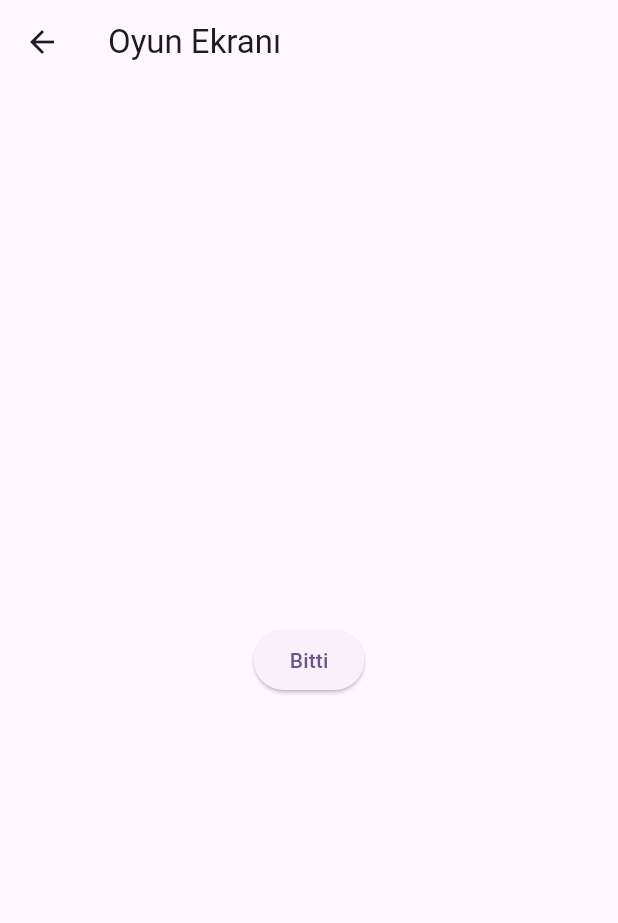
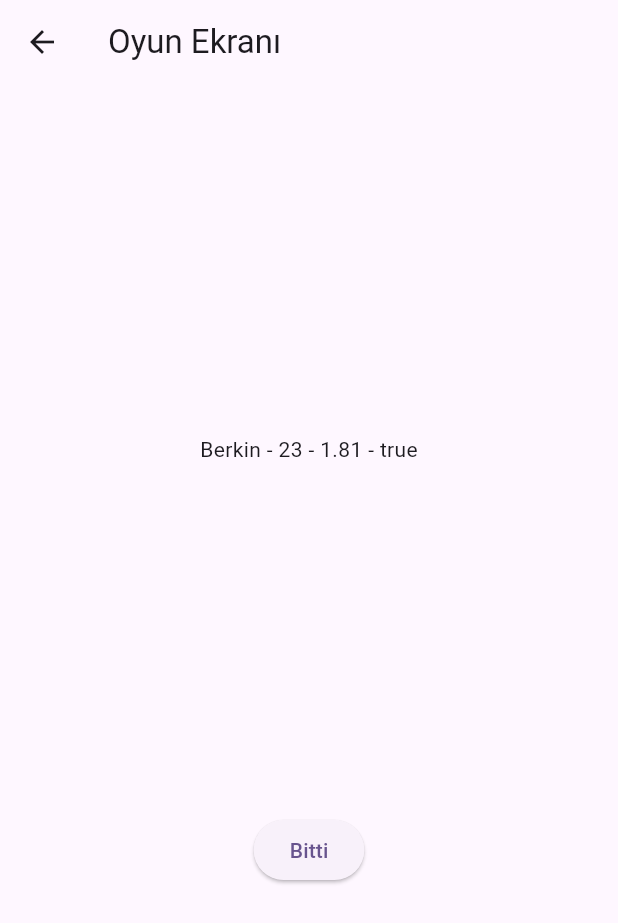
Before and after one commit to bberkint/flutter_bootcamp, a Flutter app: the screen it shows after launch, after a tap on "Başla", on a phone screen of 412 x 824 dp. Shown: the top 923 px of the screen. Run offline on Flutter 3.47's test engine with Material 2 defaults, Android fonts, the phone set to English and light mode, and no system bars; generated files the repository leaves out were written again.

Commit message:
Day 6 Data Transferring Between Pages

```diff
--- a/calisma_yapisi/calisma_yapisi/lib/anasayfa.dart
+++ b/calisma_yapisi/calisma_yapisi/lib/anasayfa.dart
@@ -1,3 +1,4 @@
+import 'package:calisma_yapisi/kisiler.dart';
 import 'package:calisma_yapisi/oyun_ekrani.dart';
 import 'package:flutter/material.dart';
 
@@ -33,10 +34,14 @@ class _AnasayfaState extends State<Anasayfa> {
             ),
             ElevatedButton(
               onPressed: () {
+                var kisi =
+                    Kisiler(ad: "Berkin", yas: 23, boy: 1.81, bekar: true);
                 Navigator.push(
                     context,
                     MaterialPageRoute(
-                        builder: (context) => const OyunEkrani()));
+                        builder: (context) => OyunEkrani(
+                              kisi: kisi,
+                            )));
               },
               child: const Text("Başla"),
             ),
--- /dev/null
+++ b/calisma_yapisi/calisma_yapisi/lib/kisiler.dart
@@ -0,0 +1,12 @@
+class Kisiler {
+  String ad;
+  int yas;
+  double boy;
+  bool bekar;
+
+  Kisiler(
+      {required this.ad,
+      required this.yas,
+      required this.boy,
+      required this.bekar});
+}
--- a/calisma_yapisi/calisma_yapisi/lib/oyun_ekrani.dart
+++ b/calisma_yapisi/calisma_yapisi/lib/oyun_ekrani.dart
@@ -1,8 +1,11 @@
+import 'package:calisma_yapisi/kisiler.dart';
 import 'package:calisma_yapisi/sonuc_ekrani.dart';
 import 'package:flutter/material.dart';
 
 class OyunEkrani extends StatefulWidget {
-  const OyunEkrani({super.key});
+  Kisiler kisi;
+
+  OyunEkrani({required this.kisi});
 
   @override
   State<OyunEkrani> createState() => _OyunEkraniState();
@@ -19,6 +22,8 @@ class _OyunEkraniState extends State<OyunEkrani> {
         child: Column(
           mainAxisAlignment: MainAxisAlignment.spaceEvenly,
           children: [
+            Text(
+                "${widget.kisi.ad} - ${widget.kisi.yas} - ${widget.kisi.boy} - ${widget.kisi.bekar}"),
             ElevatedButton(
               onPressed: () {
                 Navigator.pushReplacement(
```
